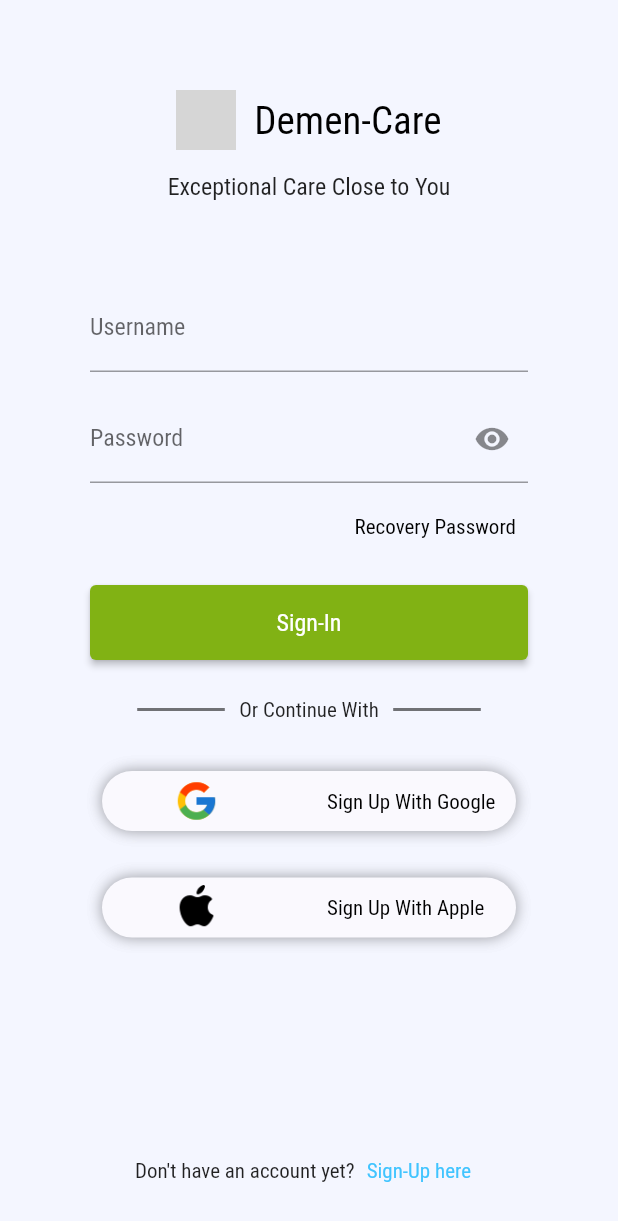
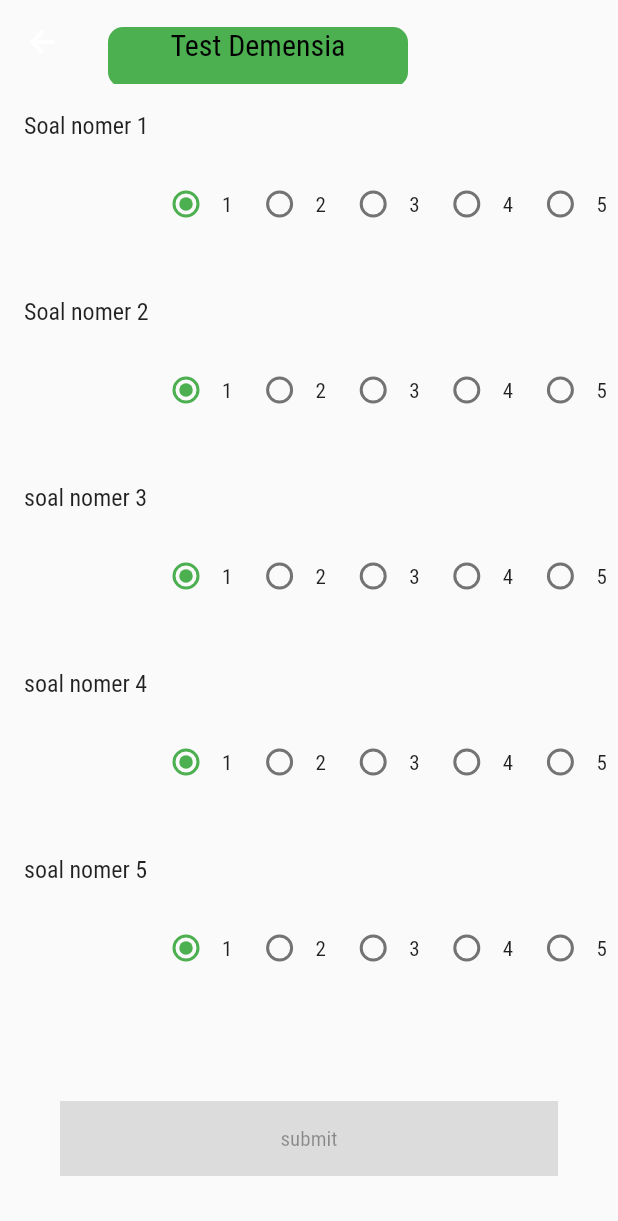
Before and after one commit to Razzaq44/PPB_Demen-care, a Flutter app: the HomePage screen opened by its route, after a tap on "Test Demensia", on a phone screen of 412 x 824 dp. Shown: the top 1221 px of the screen. Run offline on Flutter 3.47's test engine with Material 2 defaults, Android fonts, the phone set to English and light mode, and no system bars; our stand-ins replace get, hexcolor; grey boxes are pictures that could not be loaded.

Commit message:
add test demensia

```diff
--- a/lib/home_page.dart
+++ b/lib/home_page.dart
@@ -16,7 +16,7 @@ List<Map<String, dynamic>> menu = [
     "desc":
         "Ayo lakukan test demensia untuk mengetahui cara penanganan yang tepat",
     "image": "assets/test.png",
-    "page": "login"
+    "page": "test_demensia"
   },
   {
     "title": "Appointment",
--- a/lib/main.dart
+++ b/lib/main.dart
@@ -6,6 +6,7 @@ import 'package:tubes/home_page.dart';
 import 'package:tubes/login_page.dart';
 import 'package:get/get.dart';
 import 'package:tubes/register_page.dart';
+import 'package:tubes/test_demensia.dart';
 
 void main() {
   runApp(const MyApp());
@@ -25,6 +26,7 @@ class MyApp extends StatelessWidget {
         GetPage(name: '/login', page: () => const LoginPage()),
         GetPage(name: '/register', page: () => const RegisterPage()),
         GetPage(name: '/appointment', page: () => const AppointmentPage()),
+        GetPage(name: '/test_demensia', page: () => const TestDemen())
         // GetPage(name: '/second', page: () => LoginPage()),
       ],
       localizationsDelegates: [
--- /dev/null
+++ b/lib/test_demensia.dart
@@ -0,0 +1,151 @@
+import 'package:flutter/material.dart';
+import 'package:get/get.dart';
+import 'package:intl/intl.dart';
+
+class TestDemen extends StatefulWidget {
+  const TestDemen({super.key});
+
+  @override
+  State<TestDemen> createState() => _TestDemenState();
+}
+
+class _TestDemenState extends State<TestDemen> {
+  final items = [
+    ListItem(
+      title: 'Soal nomer 1',
+      color: Colors.green,
+      description: 'blablablabla',
+      selectedValue: 1,
+    ),
+    ListItem(
+      title: 'Soal nomer 2',
+      color: Colors.blue,
+      description: 'blablablabla',
+      selectedValue: 1,
+    ),
+    ListItem(
+      title: 'soal nomer 3',
+      color: Colors.black,
+      description: 'description',
+      selectedValue: 1,
+    ),
+    ListItem(
+      title: 'soal nomer 4',
+      color: Colors.black,
+      description: 'description',
+      selectedValue: 1,
+    ),
+    ListItem(
+      title: 'soal nomer 5',
+      color: Colors.black,
+      description: 'description',
+      selectedValue: 1,
+    ),
+    ListItem(
+      title: 'soal nomer 6',
+      color: Colors.black,
+      description: 'description',
+      selectedValue: 1,
+    ),
+  ];
+
+  @override
+  Widget build(BuildContext context) {
+    return Scaffold(
+      appBar: AppBar(
+        backgroundColor: Colors.transparent,
+        elevation: 0,
+        title: Row(
+          children: [
+            Container(
+              margin: EdgeInsets.only(top: 20),
+              width: 200,
+              height: 40,
+              decoration: BoxDecoration(
+                color: Colors.green,
+                borderRadius: BorderRadius.circular(10),
+              ),
+              child: Text(
+                'Test Demensia',
+                textAlign: TextAlign.center,
+                style: TextStyle(
+                  color: Colors.black,
+                  fontSize: 20,
+                ),
+              ),
+            ),
+          ],
+        ),
+      ),
+      body: ListView.builder(
+        itemCount: items.length,
+        itemBuilder: (context, index) {
+          final item = items[index];
+          return Column(
+            crossAxisAlignment: CrossAxisAlignment.start,
+            children: [
+              ListTile(
+                title: Text(item.title),
+              ),
+              Padding(
+                padding: const EdgeInsets.only(bottom: 20, left: 100),
+                child: Row(
+                  mainAxisAlignment: MainAxisAlignment.spaceAround,
+                  children: [
+                    for (int i = 1; i <= 5; i++)
+                      Expanded(
+                        child: Row(
+                          children: [
+                            Radio(
+                              value: i,
+                              groupValue: item.selectedValue,
+                              onChanged: (value) {
+                                // Ketika radio button diubah
+                                setState(() {
+                                  item.selectedValue = value!;
+                                });
+                              },
+                            ),
+                            Text('$i'),
+                          ],
+                        ),
+                      ),
+                  ],
+                ),
+              ),
+            ],
+          );
+        },
+      ),
+      bottomNavigationBar: Container(
+        height: 50,
+        width: double.infinity,
+        margin: EdgeInsets.all(40),
+        child: ElevatedButton(
+          onPressed: null,
+          child: Text('submit'),
+          style: ElevatedButton.styleFrom(
+            minimumSize: Size(100, 30),
+            shape: RoundedRectangleBorder(
+              borderRadius: BorderRadius.circular(0),
+            ),
+          ),
+        ),
+      ),
+    );
+  }
+}
+
+class ListItem {
+  final String title;
+  final Color color;
+  final String description;
+  int selectedValue; // Menyimpan nilai radio button yang dipilih
+
+  ListItem({
+    required this.title,
+    required this.color,
+    required this.description,
+    this.selectedValue = 1,
+  });
+}
```
